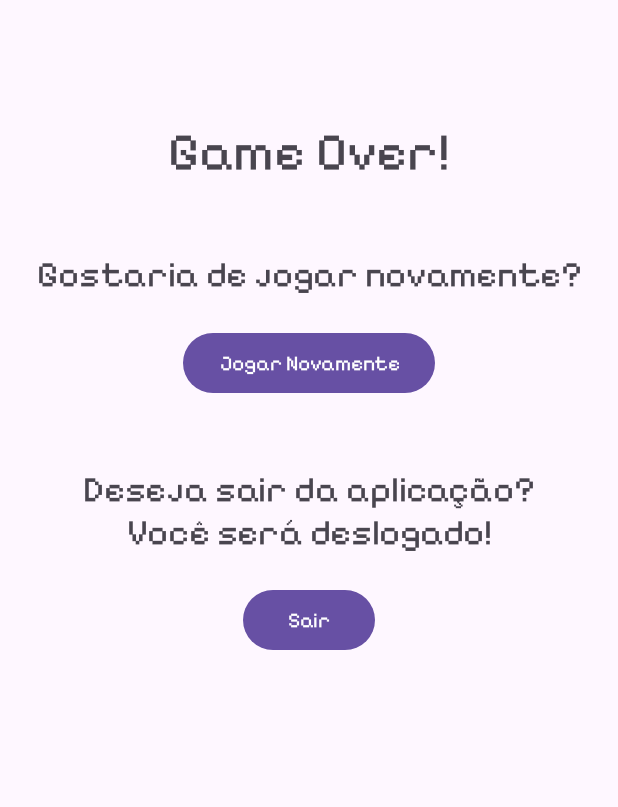
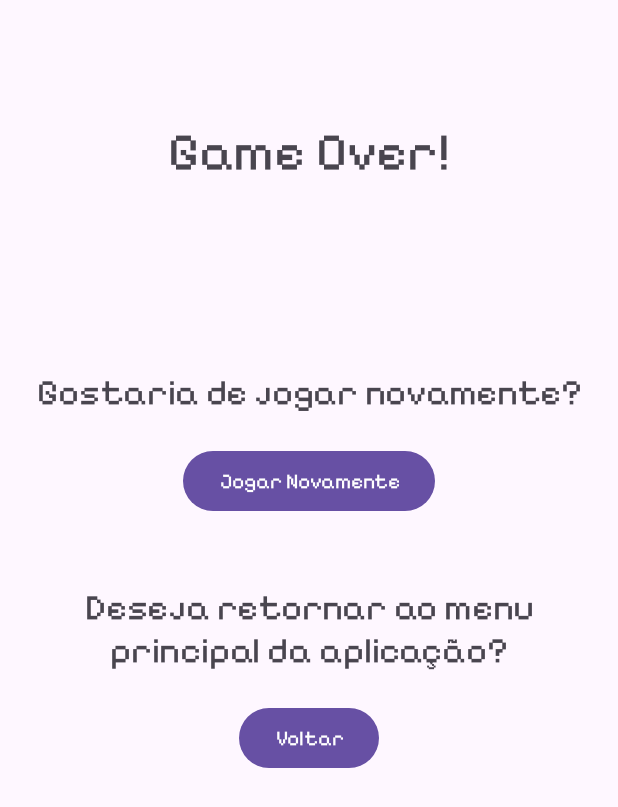
Before and after one commit to edgarrosis/TrabalhoFinal-ProgMovel, an Android app: the GameOverSelecao screen opened directly, with no data from a screen before it, on a phone screen of 412 x 824 dp. Shown: the top 807 px of the screen. Run offline under Robolectric (Android 15) with nearby library versions, the phone set to English and light mode, and no system bars.

Commit message:
Feat: Adicionando tela principal

```diff
--- a/app/src/main/AndroidManifest.xml
+++ b/app/src/main/AndroidManifest.xml
@@ -12,6 +12,9 @@
         android:supportsRtl="true"
         android:theme="@style/Theme.TrabalhoFinalProgMovel"
         tools:targetApi="31">
+        <activity
+            android:name=".telaSelecao"
+            android:exported="false" />
         <activity
             android:name=".Ranking"
             android:exported="false" />
--- a/app/src/main/java/com/example/trabalhofinal_progmovel/GameOverSelecao.java
+++ b/app/src/main/java/com/example/trabalhofinal_progmovel/GameOverSelecao.java
@@ -3,6 +3,7 @@ package com.example.trabalhofinal_progmovel;
 import android.content.Intent;
 import android.os.Bundle;
 import android.view.View;
+import android.widget.TextView;
 
 import androidx.activity.EdgeToEdge;
 import androidx.appcompat.app.AppCompatActivity;
@@ -14,11 +15,22 @@ import com.example.trabalhofinal_progmovel.databinding.ActivityGameOverSelecaoBi
 
 public class GameOverSelecao extends AppCompatActivity {
     private ActivityGameOverSelecaoBinding binding;
+    private TextView txtNewRecorde;
     @Override
     protected void onCreate(Bundle savedInstanceState) {
         super.onCreate(savedInstanceState);
         binding = ActivityGameOverSelecaoBinding.inflate(getLayoutInflater());
         setContentView(binding.getRoot());
+
+        txtNewRecorde = findViewById(R.id.txtNewRecorde);
+        boolean novoRecorde = getIntent().getBooleanExtra("novoRecorde", false);
+        int novoRecordeNumero = getIntent().getIntExtra("novoRecordeNumero", 0);
+
+        if (novoRecorde) {
+            txtNewRecorde.setText("Novo recorde: " + novoRecordeNumero);
+        } else {
+            txtNewRecorde.setText("");
+        }
 
         binding.btnReinicio.setOnClickListener(new View.OnClickListener() {
             @Override
@@ -32,7 +44,7 @@ public class GameOverSelecao extends AppCompatActivity {
     binding.btnSair.setOnClickListener(new View.OnClickListener() {
         @Override
         public void onClick(View v) {
-            Intent intent = new Intent(GameOverSelecao.this, MainActivity.class);
+            Intent intent = new Intent(GameOverSelecao.this, telaSelecao.class);
             intent.addFlags(Intent.FLAG_ACTIVITY_CLEAR_TOP | Intent.FLAG_ACTIVITY_NEW_TASK);
             startActivity(intent);
             finish();
--- a/app/src/main/java/com/example/trabalhofinal_progmovel/MainActivity.java
+++ b/app/src/main/java/com/example/trabalhofinal_progmovel/MainActivity.java
@@ -70,7 +70,7 @@ public class MainActivity extends AppCompatActivity {
         mAuth.signInWithEmailAndPassword(email, senha)
                 .addOnCompleteListener(task -> {
                     if(task.isSuccessful()){
-                        startActivity(new Intent(MainActivity.this,TelaJogo.class));
+                        startActivity(new Intent(MainActivity.this,telaSelecao.class));
                         Toast.makeText(this,"Logado com sucesso!",Toast.LENGTH_SHORT).show();
                     }else {
                         Toast.makeText(this,"Erro no Login!",Toast.LENGTH_SHORT).show();
--- a/app/src/main/res/layout/activity_game_over_selecao.xml
+++ b/app/src/main/res/layout/activity_game_over_selecao.xml
@@ -21,7 +21,7 @@
 
     <TextView
         android:id="@+id/txtReinicio"
-        android:layout_width="wrap_content"
+        android:layout_width="match_parent"
         android:layout_height="wrap_content"
         android:layout_marginStart="10dp"
         android:layout_marginTop="45dp"
@@ -29,9 +29,10 @@
         android:fontFamily="@font/pixelify_sans_regular"
         android:text="Gostaria de jogar novamente?"
         android:textSize="24sp"
+        android:textAlignment="center"
         app:layout_constraintEnd_toEndOf="parent"
         app:layout_constraintStart_toStartOf="parent"
-        app:layout_constraintTop_toBottomOf="@+id/txtViewReinicio" />
+        app:layout_constraintTop_toBottomOf="@+id/txtNewRecorde" />
 
     <Button
         android:id="@+id/btnReinicio"
@@ -48,13 +49,13 @@
 
     <TextView
         android:id="@+id/txtSair"
-        android:layout_width="wrap_content"
+        android:layout_width="match_parent"
         android:layout_height="wrap_content"
         android:layout_marginStart="10dp"
         android:layout_marginTop="45dp"
         android:layout_marginEnd="10dp"
         android:fontFamily="@font/pixelify_sans_regular"
-        android:text="Deseja sair da aplicação?\nVocê será deslogado!"
+        android:text="Deseja retornar ao menu principal da aplicação?"
         android:textAlignment="center"
         android:textSize="24sp"
         app:layout_constraintEnd_toEndOf="parent"
@@ -68,9 +69,24 @@
         android:layout_marginStart="10dp"
         android:layout_marginTop="20dp"
         android:layout_marginEnd="10dp"
-        android:text="Sair"
         android:fontFamily="@font/pixelify_sans_regular"
+        android:text="Voltar"
         app:layout_constraintEnd_toEndOf="parent"
         app:layout_constraintStart_toStartOf="parent"
         app:layout_constraintTop_toBottomOf="@+id/txtSair" />
+
+    <TextView
+        android:id="@+id/txtNewRecorde"
+        android:layout_width="match_parent"
+        android:layout_height="wrap_content"
+        android:layout_marginStart="10dp"
+        android:layout_marginTop="45dp"
+        android:layout_marginEnd="10dp"
+        android:fontFamily="@font/pixelify_sans_regular"
+        android:text=""
+        android:textSize="28sp"
+        android:textAlignment="center"
+        app:layout_constraintEnd_toEndOf="parent"
+        app:layout_constraintStart_toStartOf="parent"
+        app:layout_constraintTop_toBottomOf="@+id/txtViewReinicio" />
 </androidx.constraintlayout.widget.ConstraintLayout>
```
Also changed, not shown: app/src/main/java/com/example/trabalhofinal_progmovel/Jogabilidade.java (+11 -0 lines), app/src/main/java/com/example/trabalhofinal_progmovel/telaSelecao.java (added, +91 -0 lines), app/src/main/res/layout/activity_tela_selecao.xml (added, +83 -0 lines).
